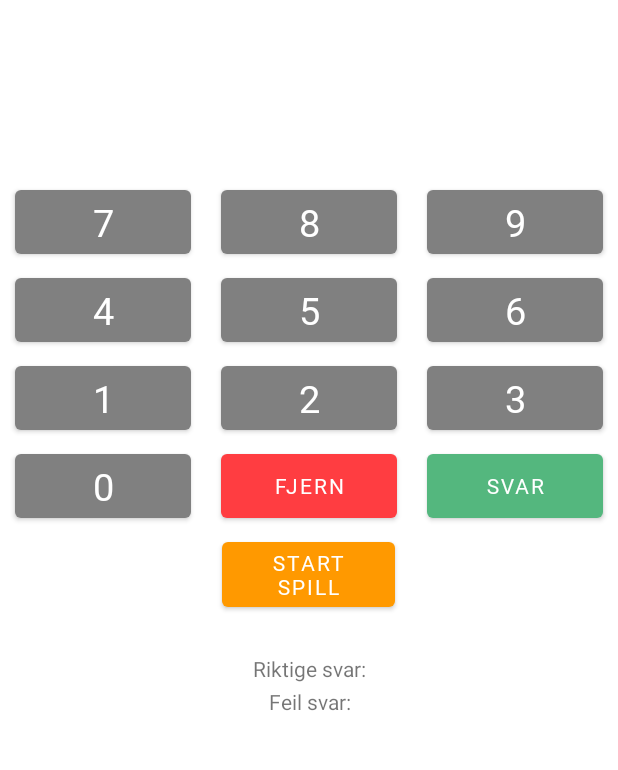
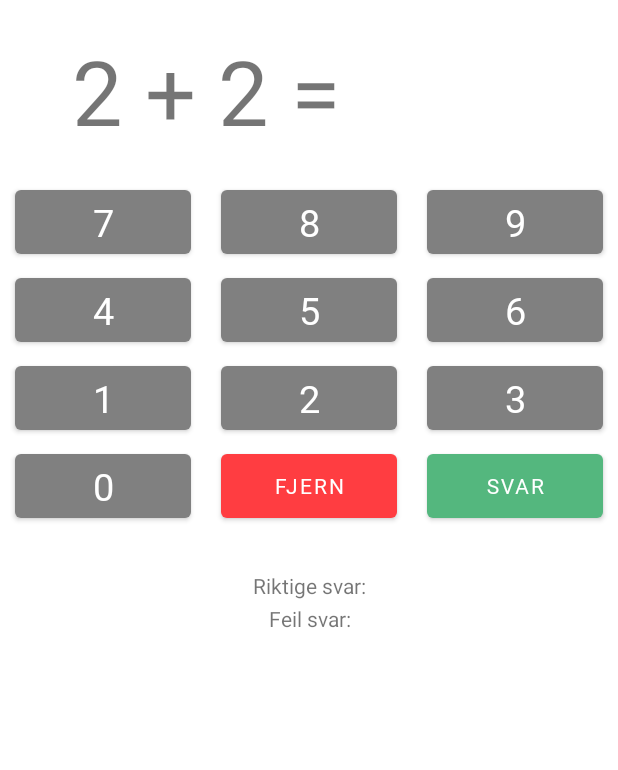
Before and after one commit to oyvind0402/Learning-Maths-App-Android, an Android app: the GameActivity screen opened directly, with no data from a screen before it, on a phone screen of 412 x 824 dp, the part 101-871 px from its top. Run offline under Robolectric (Android 15) with nearby library versions, the light colour scheme and no system bars.

Commit message:
fjern start spill knapp

```diff
--- a/app/src/main/java/com/example/mappe1apputvikling_s188886_s344105/GameActivity.java
+++ b/app/src/main/java/com/example/mappe1apputvikling_s188886_s344105/GameActivity.java
@@ -1,5 +1,6 @@
 package com.example.mappe1apputvikling_s188886_s344105;
 
+import android.annotation.SuppressLint;
 import android.content.SharedPreferences;
 import android.os.Bundle;
 import android.view.View;
@@ -18,12 +19,14 @@ public class GameActivity extends AppCompatActivity {
     private int startAntall = 0;
     private boolean startetSpill = false;
 
+    @SuppressLint("ResourceType")
     @Override
     protected void onCreate(Bundle savedInstanceState) {
         super.onCreate(savedInstanceState);
         alleRegneStykker = getResources().getStringArray(R.array.regneStykker);
         alleRegneStykkerSvar = getResources().getStringArray(R.array.regneStykkeSvar);
         setContentView(R.layout.spill);
+        startSpill(findViewById(R.layout.spill));
     }
 
     // Mangler å gjøre sånn at man velger 5 tilfeldige spørsmål per spill, og at de 5 ikke skal gjentas i samme spillsession. Og at når man da har svart på 5 spørsmål 3 ganger at det skal komme f.eks
--- a/app/src/main/res/layout/spill.xml
+++ b/app/src/main/res/layout/spill.xml
@@ -3,7 +3,7 @@
     xmlns:app="http://schemas.android.com/apk/res-auto"
     xmlns:tools="http://schemas.android.com/tools"
     android:layout_width="match_parent"
-    android:layout_height="wrap_content"
+    android:layout_height="match_parent"
     android:duplicateParentState="true"
     android:fitsSystemWindows="true"
     android:fontFamily="sans-serif"
@@ -271,14 +271,14 @@
         android:layout_height="wrap_content"
         android:orientation="vertical">
 
-        <Button
+       <!-- <Button
             android:id="@+id/start_spill_knapp"
             android:layout_width="115dp"
             android:layout_height="55dp"
             android:layout_gravity="center"
             android:fontFamily="@font/covered_by_your_grace"
             android:onClick="startSpill"
-            android:text="@string/start_spill" />
+            android:text="@string/start_spill" /> -->
 
         <TextView
             android:id="@+id/riktigesvar"
```
